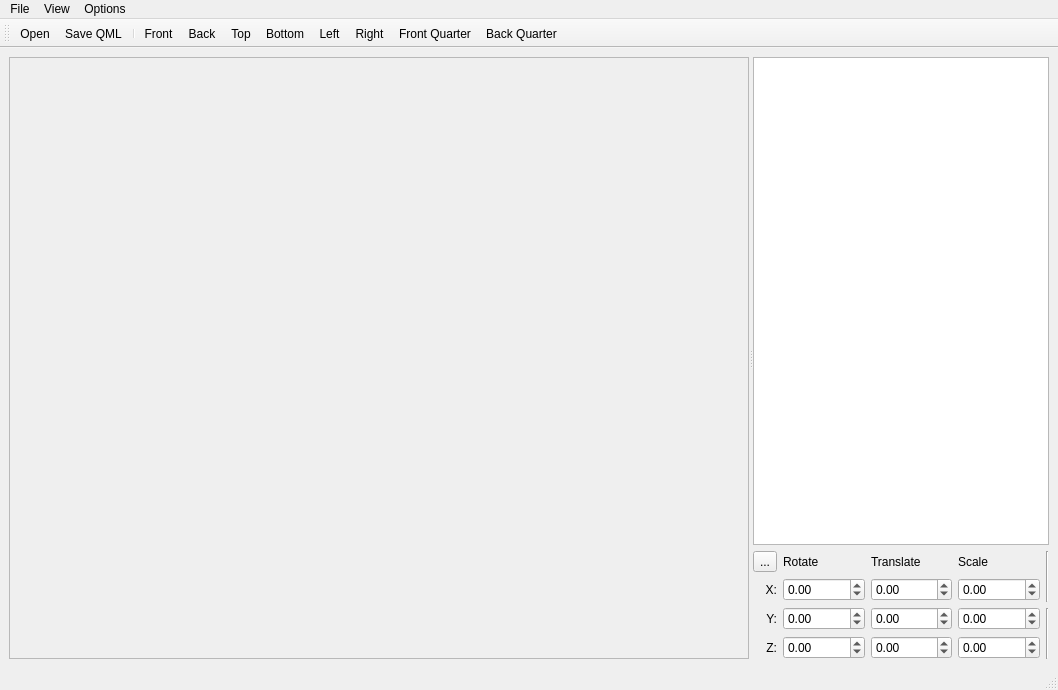
Qt form demos/modelviewer/controls.ui (chgans/qextmouse3d) before a commit.
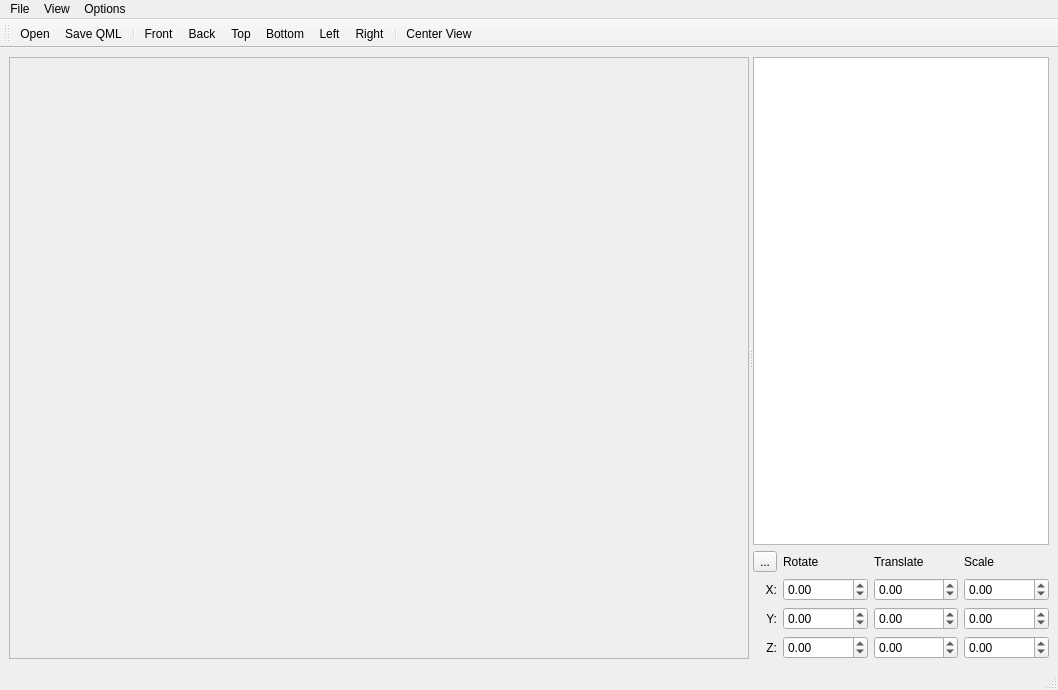
The same form after that commit. Icons and pictures are not drawn.

Commit message:
Try adding a button to center the view.
Some models are so crazy when you load them, that you can't see what is
going on - the model is very large, or moved away from the origin.

The button tries to center the view on the center of the model, and to
pull the camera back so that he model fits in the view window.

Diff of the .ui file:
```diff
--- a/demos/modelviewer/controls.ui
+++ b/demos/modelviewer/controls.ui
@@ -109,10 +109,13 @@
             <item row="1" column="4">
              <widget class="QDoubleSpinBox" name="xTranSpin">
               <property name="minimum">
-               <double>-100.000000000000000</double>
+               <double>-500.000000000000000</double>
               </property>
               <property name="maximum">
-               <double>100.000000000000000</double>
+               <double>500.000000000000000</double>
+              </property>
+              <property name="singleStep">
+               <double>2.000000000000000</double>
               </property>
              </widget>
             </item>
@@ -123,10 +126,10 @@
 negative values scale down along X</string>
               </property>
               <property name="minimum">
-               <double>-100.000000000000000</double>
+               <double>-500.000000000000000</double>
               </property>
               <property name="maximum">
-               <double>100.000000000000000</double>
+               <double>500.000000000000000</double>
               </property>
              </widget>
             </item>
@@ -156,10 +159,13 @@
             <item row="2" column="4">
              <widget class="QDoubleSpinBox" name="yTranSpin">
               <property name="minimum">
-               <double>-100.000000000000000</double>
+               <double>-500.000000000000000</double>
               </property>
               <property name="maximum">
-               <double>100.000000000000000</double>
+               <double>500.000000000000000</double>
+              </property>
+              <property name="singleStep">
+               <double>2.000000000000000</double>
               </property>
              </widget>
             </item>
@@ -170,10 +176,10 @@
 negative values scale down along Y</string>
               </property>
               <property name="minimum">
-               <double>-100.000000000000000</double>
+               <double>-500.000000000000000</double>
               </property>
               <property name="maximum">
-               <double>100.000000000000000</double>
+               <double>500.000000000000000</double>
               </property>
              </widget>
             </item>
@@ -203,10 +209,10 @@
             <item row="3" column="4">
              <widget class="QDoubleSpinBox" name="zTranSpin">
               <property name="minimum">
-               <double>-100.000000000000000</double>
+               <double>-500.000000000000000</double>
               </property>
               <property name="maximum">
-               <double>100.000000000000000</double>
+               <double>500.000000000000000</double>
               </property>
              </widget>
             </item>
@@ -217,10 +223,10 @@
 negative values scale down along Z</string>
               </property>
               <property name="minimum">
-               <double>-100.000000000000000</double>
+               <double>-500.000000000000000</double>
               </property>
               <property name="maximum">
-               <double>100.000000000000000</double>
+               <double>500.000000000000000</double>
               </property>
              </widget>
             </item>
@@ -247,27 +253,6 @@
             </item>
            </layout>
           </item>
-          <item>
-           <layout class="QVBoxLayout" name="verticalLayout">
-            <property name="leftMargin">
-             <number>0</number>
-            </property>
-            <item>
-             <widget class="Line" name="line">
-              <property name="orientation">
-               <enum>Qt::Vertical</enum>
-              </property>
-             </widget>
-            </item>
-            <item>
-             <widget class="Line" name="line_2">
-              <property name="orientation">
-               <enum>Qt::Vertical</enum>
-              </property>
-             </widget>
-            </item>
-           </layout>
-          </item>
          </layout>
         </item>
        </layout>
@@ -354,8 +339,8 @@
    <addaction name="actionBottom"/>
    <addaction name="actionLeft"/>
    <addaction name="actionRight"/>
-   <addaction name="actionFront_Quarter"/>
-   <addaction name="actionBack_Quarter"/>
+   <addaction name="separator"/>
+   <addaction name="actionCenter_View"/>
   </widget>
   <action name="actionQuit">
    <property name="text">
@@ -647,6 +632,21 @@
     <string>Back Quarter View</string>
    </property>
   </action>
+  <action name="actionCenter_View">
+   <property name="icon">
+    <iconset resource="modelviewer.qrc">
+     <normaloff>:/images/target.png</normaloff>:/images/target.png</iconset>
+   </property>
+   <property name="text">
+    <string>Center View</string>
+   </property>
+   <property name="toolTip">
+    <string>Try to move the camera to fit the model in the view</string>
+   </property>
+   <property name="shortcut">
+    <string>Ctrl+T</string>
+   </property>
+  </action>
  </widget>
  <tabstops>
   <tabstop>xRotSpin</tabstop>
```
Left out of the diff: 4 changed lines with no effect on the pictures. The commit also changes 7 other files.
